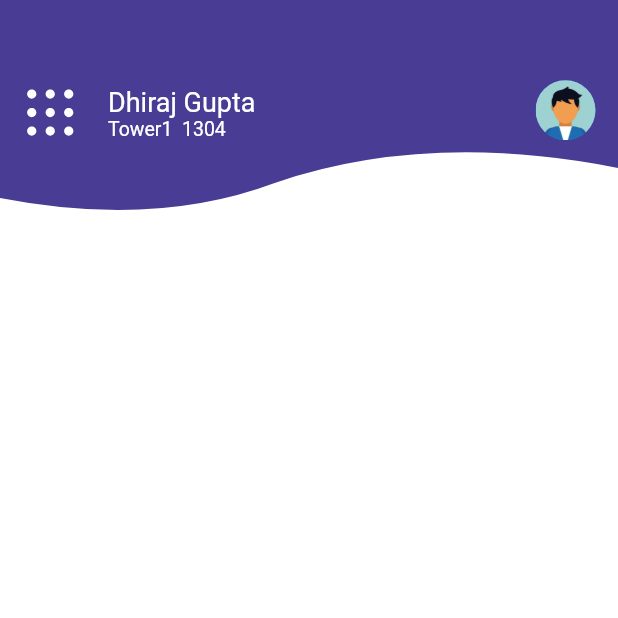
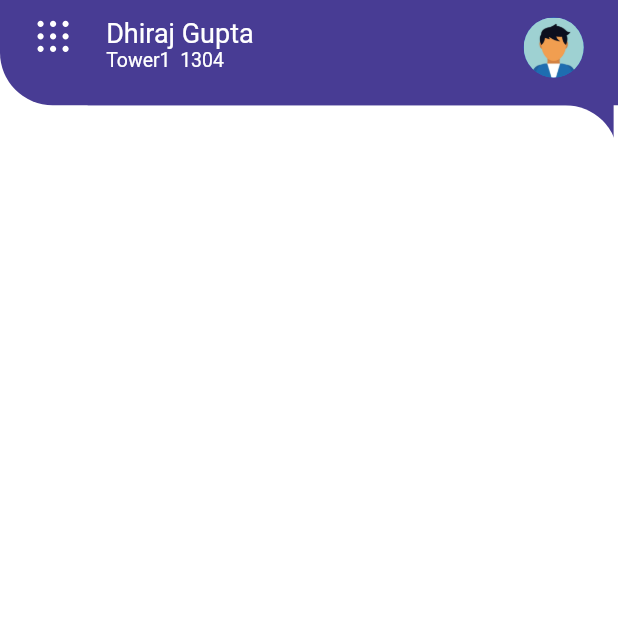
Before and after one commit to FINSEM/finsem_client, a Flutter app: the DashboardScreen screen opened directly, on a phone screen of 412 x 824 dp, the top half of it. Run offline on Flutter 3.47's test engine with Material 2 defaults, Android fonts, the phone set to English and light mode, and no system bars; our stand-ins replace firebase_auth, firebase_core, flutter_screenutil, flutter_svg, fluttertoast, get and 2 more; missing offline and left inert: firebase_app_check; accounts and stored records are empty.

Commit message:
dashboard Screen UI and animations

```diff
--- a/lib/controller/signin/gsign.dart
+++ b/lib/controller/signin/gsign.dart
@@ -1,4 +1,3 @@
-import 'package:flutter/cupertino.dart';
 import 'package:flutter/material.dart';
 import 'package:fluttertoast/fluttertoast.dart';
 import 'package:google_sign_in/google_sign_in.dart';
--- a/lib/main.dart
+++ b/lib/main.dart
@@ -1,4 +1,4 @@
-import 'package:finsem_client/ui/screens/dashboard/dashboard_screen.dart';
+import 'ui/screens/welcome_screens/welcome_screen.dart';
 import 'package:firebase_app_check/firebase_app_check.dart';
 import 'package:firebase_core/firebase_core.dart';
 import 'package:flutter/material.dart';
@@ -27,7 +27,7 @@ class MyApp extends StatelessWidget {
         theme: ThemeData(
           primarySwatch: Colors.blue,
         ),
-        home: const DashboardScreen(),
+        home: const WelcomeScreen(),
       ),
     );
   }
--- /dev/null
+++ b/lib/ui/component/dashboard_options.dart
@@ -0,0 +1,45 @@
+import 'package:flutter/material.dart';
+import 'package:flutter_screenutil/flutter_screenutil.dart';
+import 'package:google_fonts/google_fonts.dart';
+
+class DashboardOptions extends StatelessWidget {
+  final String title;
+  final String asset;
+  final void Function()? onPressed;
+
+  const DashboardOptions({
+    required this.title,
+    required this.asset,
+    this.onPressed,
+    Key? key,
+  }) : super(key: key);
+
+  @override
+  Widget build(BuildContext context) {
+    return GestureDetector(
+      onTap: onPressed,
+      child: SizedBox(
+        height: 140.h,
+        width: 100.w,
+        child: Column(
+          crossAxisAlignment: CrossAxisAlignment.center,
+          children: [
+            CircleAvatar(
+              radius: 35.w, // Image radius
+              backgroundImage: AssetImage(asset),
+            ),
+            SizedBox(height: 10.h),
+            Text(
+              title,
+              style: GoogleFonts.roboto(
+                fontWeight: FontWeight.w600,
+                fontSize: 16,
+                color: Colors.white,
+              ),
+            ),
+          ],
+        ),
+      ),
+    );
+  }
+}
--- a/lib/ui/component/svg_icon.dart
+++ b/lib/ui/component/svg_icon.dart
@@ -2,12 +2,13 @@ import 'package:flutter/material.dart';
 import 'package:flutter_svg/svg.dart';
 
 class SvgIcon extends StatelessWidget {
-  SvgIcon({
+  const SvgIcon({
     required this.assetPath,
     required this.size,
     this.onPressed,
     required this.color,
-  });
+    Key? key,
+  }) : super(key: key);
 
   final String assetPath;
   final double size;
@@ -20,7 +21,7 @@ class SvgIcon extends StatelessWidget {
       width: size,
       height: size,
       child: InkWell(
-        onTap: this.onPressed,
+        onTap: onPressed,
         child: SvgPicture.asset(
           assetPath,
           color: Color(color),
--- a/lib/ui/screens/dashboard/dashboard_screen.dart
+++ b/lib/ui/screens/dashboard/dashboard_screen.dart
@@ -1,64 +1,98 @@
+import 'package:finsem_client/controller/signin/gsign.dart';
 import 'package:finsem_client/ui/component/svg_icon.dart';
 import 'package:flutter/material.dart';
+import 'package:flutter/services.dart';
 import 'package:flutter_screenutil/flutter_screenutil.dart';
-import 'package:flutter_svg/flutter_svg.dart';
-import 'package:flutter_custom_clippers/flutter_custom_clippers.dart';
+import 'package:finsem_client/ui/component/dashboard_options.dart';
+import 'package:google_fonts/google_fonts.dart';
 
-class DashboardScreen extends StatelessWidget {
+class DashboardScreen extends StatefulWidget {
   const DashboardScreen({Key? key}) : super(key: key);
 
   @override
+  State<DashboardScreen> createState() => _DashboardScreenState();
+}
+
+class _DashboardScreenState extends State<DashboardScreen> {
+  double _height = 60.h;
+  double _radius = 0;
+  bool _expanded = false;
+  bool _visible = false;
+  void expand() {
+    setState(() {
+      _expanded = !_expanded;
+      _expanded ? _height = 750.h : _height = 60.h;
+      _expanded ? _radius = 30.h : _radius = 0.h;
+      Future.delayed(const Duration(milliseconds: 500)).then((value) {
+        setState(() {
+          _visible = !_visible;
+        });
+      });
+    });
+  }
+
+  @override
   Widget build(BuildContext context) {
-    return Scaffold(
-      backgroundColor: Color(0xffffffff),
-      body: Column(
-        mainAxisAlignment: MainAxisAlignment.start,
+    return AnnotatedRegion<SystemUiOverlayStyle>(
+      value: const SystemUiOverlayStyle(
+        statusBarColor: Color(0xff483c94),
+      ),
+      child: SafeArea(
+        child: Scaffold(
+          backgroundColor: Colors.white,
+          body: Stack(
             children: [
               Container(
-            color: Color(0xffffffff),
-            height: 130.h,
-            child: Stack(
-              children: [
+                margin: EdgeInsets.only(top: 50.h, left: 50.h),
+                color: const Color(0xff483c94),
+                width: 300.h,
+                height: 60.h,
+              ),
               Container(
-                  height: 83.h,
-                  color: Color(0xff483c94),
+                margin: EdgeInsets.only(top: 60.h),
+                width: 360.w,
+                decoration: BoxDecoration(
+                  color: Colors.white,
+                  borderRadius: BorderRadius.only(
+                    topRight: Radius.circular(30.h),
                   ),
-                Column(
-                  children: [
-                    Container(
-                      // decoration: const BoxDecoration(
-                      //   color: Color(0xff483c94),
-                      //   borderRadius:
-                      //       BorderRadius.only(bottomLeft: Radius.circular(40.0)),
-                      // ),
-                      color: Color(0xff483c94),
-                      height: 80.h,
-                      child: Row(
-                        crossAxisAlignment: CrossAxisAlignment.end,
-                        mainAxisAlignment: MainAxisAlignment.spaceBetween,
-                        children: [
-                          Container(
-                            child: Row(
-                              crossAxisAlignment: CrossAxisAlignment.end,
+                ),
+                child: Column(
+                  children: const [],
+                ),
+              ),
+              AnimatedContainer(
+                padding: _visible
+                    ? EdgeInsets.only(right: 20.w, left: 20.w, top: 20.h)
+                    : EdgeInsets.symmetric(vertical: 10.h, horizontal: 20.w),
+                height: _height,
+                width: 360.w,
+                decoration: BoxDecoration(
+                  color: const Color(0xff483c94),
+                  borderRadius: BorderRadius.only(
+                    bottomLeft: Radius.circular(30.h),
+                    bottomRight: Radius.circular(_radius),
+                  ),
+                ),
+                duration: const Duration(seconds: 1),
+                curve: Curves.linearToEaseOut,
+                child: Column(
                   children: [
                     Row(
+                      mainAxisAlignment: MainAxisAlignment.spaceBetween,
+                      crossAxisAlignment: CrossAxisAlignment.start,
                       children: [
-                                    const SizedBox(
-                                      width: 15,
-                                    ),
+                        Row(
+                          crossAxisAlignment: CrossAxisAlignment.start,
+                          children: [
                             SvgIcon(
                               color: 0xffffffff,
                               assetPath: "assets/icon/menu-dots.svg",
-                                      size: 37,
-                                      //onPressed: ,
+                              size: 25,
+                              onPressed: expand,
                             ),
-                                    const SizedBox(
-                                      width: 20,
-                                    ),
-                                  ],
-                                ),
+                            SizedBox(width: 20.w),
                             Column(
-                                  mainAxisAlignment: MainAxisAlignment.end,
                               crossAxisAlignment: CrossAxisAlignment.start,
                               children: const [
                                 Text(
@@ -75,39 +109,104 @@ class DashboardScreen extends StatelessWidget {
                             ),
                           ],
                         ),
-                          ),
-
-                          //display user name in dashboard
-
-                          Row(
-                            children: [
-                              CircleAvatar(
+                        const CircleAvatar(
                           radius: 20, // Image radius
                           backgroundImage:
                               AssetImage("assets/images/profile_pic.jpg"),
                         ),
-                              SizedBox(
-                                width: 15,
+                      ],
+                    ),
+                    Visibility(
+                      visible: _visible,
+                      child: _height == 750.h
+                          ? Container(
+                              margin: EdgeInsets.symmetric(vertical: 30.h),
+                              child: Column(
+                                mainAxisAlignment:
+                                    MainAxisAlignment.spaceBetween,
+                                children: [
+                                  Row(
+                                    mainAxisAlignment:
+                                        MainAxisAlignment.spaceBetween,
+                                    children: [
+                                      DashboardOptions(
+                                        title: 'Dashboard',
+                                        asset: "assets/images/profile_pic.jpg",
+                                        onPressed: () {},
+                                      ),
+                                      DashboardOptions(
+                                        title: 'Notice',
+                                        asset: "assets/images/profile_pic.jpg",
+                                        onPressed: () {},
+                                      ),
+                                      DashboardOptions(
+                                        title: 'Payments',
+                                        asset: "assets/images/profile_pic.jpg",
+                                        onPressed: () {},
                                       ),
                                     ],
                                   ),
+                                  Row(
+                                    mainAxisAlignment:
+                                        MainAxisAlignment.spaceBetween,
+                                    children: const [
+                                      DashboardOptions(
+                                          title: 'Fee Details',
+                                          asset:
+                                              "assets/images/profile_pic.jpg"),
+                                      DashboardOptions(
+                                          title: 'Examination',
+                                          asset:
+                                              "assets/images/profile_pic.jpg"),
+                                      DashboardOptions(
+                                          title: 'Report Card',
+                                          asset:
+                                              "assets/images/profile_pic.jpg"),
                                     ],
                                   ),
+                                  Row(
+                                    mainAxisAlignment:
+                                        MainAxisAlignment.spaceBetween,
+                                    children: const [
+                                      DashboardOptions(
+                                          title: 'Calendar',
+                                          asset:
+                                              "assets/images/profile_pic.jpg"),
+                                      DashboardOptions(
+                                          title: 'Multimedia',
+                                          asset:
+                                              "assets/images/profile_pic.jpg"),
+                                      DashboardOptions(
+                                          title: 'Payments',
+                                          asset:
+                                              "assets/images/profile_pic.jpg"),
+                                    ],
                                   ),
-                    ClipPath(
-                      clipper: WaveClipperTwo(),
-                      child: Container(
-                        height: 50.h,
-                        color: Color(0xff483c94),
+                                  TextButton(
+                                    onPressed: () {
+                                      SignIn.signOut();
+                                    },
+                                    child: Text(
+                                      'Sign out',
+                                      style: GoogleFonts.roboto(
+                                        fontWeight: FontWeight.w600,
+                                        fontSize: 16,
+                                        color: Colors.red,
+                                      ),
                                     ),
                                   ),
                                 ],
                               ),
+                            )
+                          : Container(),
+                    )
                   ],
                 ),
               ),
             ],
           ),
+        ),
+      ),
     );
   }
 }
--- a/lib/ui/screens/welcome_screens/welcome_screen.dart
+++ b/lib/ui/screens/welcome_screens/welcome_screen.dart
@@ -31,14 +31,12 @@ class WelcomeScreen extends StatelessWidget {
                 Container(),
                 Column(
                   children: [
-                    Container(
-                      child: TextButton(
-                        onPressed: () {
-                          SignIn.signin();
-                        },
-                        child: const Text(
-                          'G - Sign IN',
-                        ),
+                    TextButton(
+                      onPressed: () {
+                        SignIn.signin();
+                      },
+                      child: const Text(
+                        'G - Sign IN',
                       ),
                     ),
                   ],
```
Lines whose indentation alone changed are shown as unchanged.
